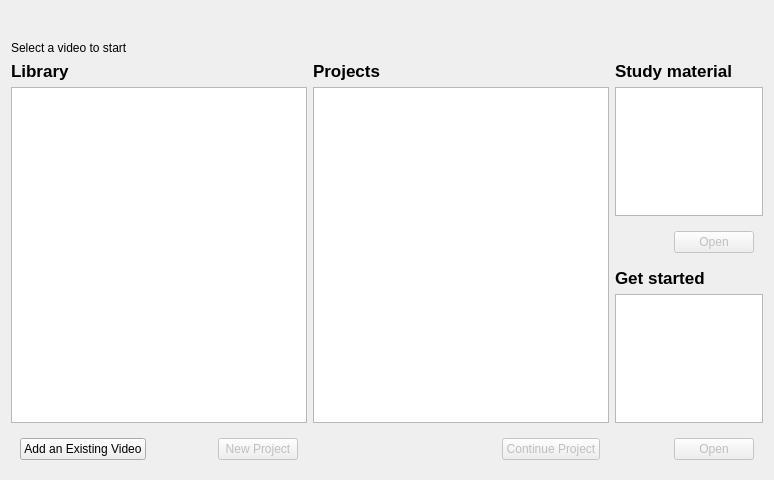
Qt form components/startpage/lib/startpage.ui (artm/WatchThatSound3) before a commit.
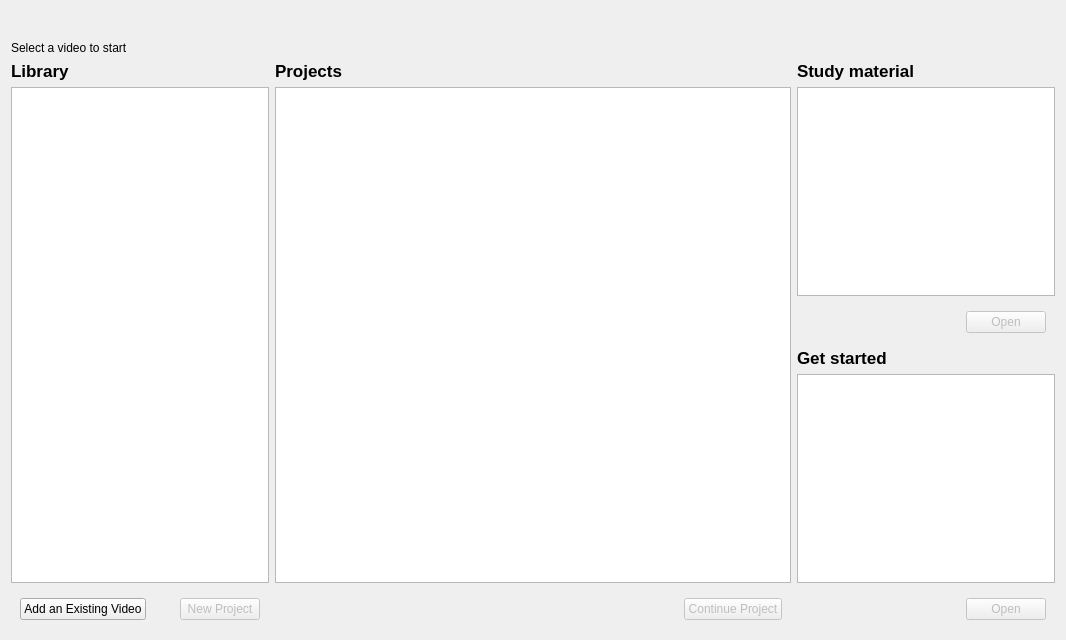
The same form after that commit.

Diff of the .ui file:
```diff
--- a/components/startpage/lib/startpage.ui
+++ b/components/startpage/lib/startpage.ui
@@ -6,8 +6,8 @@
    <rect>
     <x>0</x>
     <y>0</y>
-    <width>774</width>
-    <height>480</height>
+    <width>1066</width>
+    <height>640</height>
    </rect>
   </property>
   <property name="windowTitle">
@@ -55,8 +55,8 @@
       <item>
        <widget class="QWidget" name="widget_8" native="true">
         <property name="sizePolicy">
-         <sizepolicy hsizetype="Preferred" vsizetype="Preferred">
-          <horstretch>2</horstretch>
+         <sizepolicy hsizetype="Expanding" vsizetype="Preferred">
+          <horstretch>1</horstretch>
           <verstretch>0</verstretch>
          </sizepolicy>
         </property>
@@ -89,6 +89,15 @@
            <property name="horizontalScrollBarPolicy">
             <enum>Qt::ScrollBarAsNeeded</enum>
            </property>
+           <property name="iconSize">
+            <size>
+             <width>128</width>
+             <height>128</height>
+            </size>
+           </property>
+           <property name="movement">
+            <enum>QListView::Static</enum>
+           </property>
            <property name="flow">
             <enum>QListView::LeftToRight</enum>
            </property>
@@ -96,11 +105,17 @@
             <bool>true</bool>
            </property>
            <property name="layoutMode">
-            <enum>QListView::Batched</enum>
+            <enum>QListView::SinglePass</enum>
+           </property>
+           <property name="spacing">
+            <number>5</number>
            </property>
            <property name="viewMode">
             <enum>QListView::IconMode</enum>
            </property>
+           <property name="wordWrap">
+            <bool>true</bool>
+           </property>
           </widget>
          </item>
          <item>
@@ -145,11 +160,17 @@
       <item>
        <widget class="QWidget" name="widget_3" native="true">
         <property name="sizePolicy">
-         <sizepolicy hsizetype="Preferred" vsizetype="Preferred">
+         <sizepolicy hsizetype="Expanding" vsizetype="Preferred">
           <horstretch>2</horstretch>
           <verstretch>0</verstretch>
          </sizepolicy>
         </property>
+        <property name="minimumSize">
+         <size>
+          <width>400</width>
+          <height>0</height>
+         </size>
+        </property>
         <layout class="QVBoxLayout" name="verticalLayout_3">
          <property name="margin">
           <number>0</number>
@@ -179,6 +200,15 @@
            <property name="horizontalScrollBarPolicy">
             <enum>Qt::ScrollBarAsNeeded</enum>
            </property>
+           <property name="iconSize">
+            <size>
+             <width>128</width>
+             <height>128</height>
+            </size>
+           </property>
+           <property name="movement">
+            <enum>QListView::Static</enum>
+           </property>
            <property name="flow">
             <enum>QListView::LeftToRight</enum>
            </property>
@@ -186,11 +216,17 @@
             <bool>true</bool>
            </property>
            <property name="layoutMode">
-            <enum>QListView::Batched</enum>
+            <enum>QListView::SinglePass</enum>
+           </property>
+           <property name="spacing">
+            <number>5</number>
            </property>
            <property name="viewMode">
             <enum>QListView::IconMode</enum>
            </property>
+           <property name="wordWrap">
+            <bool>true</bool>
+           </property>
           </widget>
          </item>
          <item>
@@ -228,11 +264,17 @@
       <item>
        <widget class="QWidget" name="widget_5" native="true">
         <property name="sizePolicy">
-         <sizepolicy hsizetype="Preferred" vsizetype="Preferred">
+         <sizepolicy hsizetype="Expanding" vsizetype="Preferred">
           <horstretch>1</horstretch>
           <verstretch>0</verstretch>
          </sizepolicy>
         </property>
+        <property name="minimumSize">
+         <size>
+          <width>200</width>
+          <height>0</height>
+         </size>
+        </property>
         <layout class="QVBoxLayout" name="verticalLayout_4">
          <property name="margin">
           <number>0</number>
@@ -259,6 +301,15 @@
            <property name="horizontalScrollBarPolicy">
             <enum>Qt::ScrollBarAsNeeded</enum>
            </property>
+           <property name="iconSize">
+            <size>
+             <width>128</width>
+             <height>128</height>
+            </size>
+           </property>
+           <property name="movement">
+            <enum>QListView::Static</enum>
+           </property>
            <property name="flow">
             <enum>QListView::LeftToRight</enum>
            </property>
@@ -266,15 +317,27 @@
             <bool>true</bool>
            </property>
            <property name="layoutMode">
-            <enum>QListView::Batched</enum>
+            <enum>QListView::SinglePass</enum>
+           </property>
+           <property name="spacing">
+            <number>5</number>
            </property>
            <property name="viewMode">
             <enum>QListView::IconMode</enum>
            </property>
+           <property name="wordWrap">
+            <bool>true</bool>
+           </property>
           </widget>
          </item>
          <item>
           <widget class="QWidget" name="widget_6" native="true">
+           <property name="minimumSize">
+            <size>
+             <width>0</width>
+             <height>0</height>
+            </size>
+           </property>
            <layout class="QHBoxLayout" name="horizontalLayout_3">
             <item>
              <spacer name="horizontalSpacer_2">
@@ -324,6 +387,15 @@
            <property name="horizontalScrollBarPolicy">
             <enum>Qt::ScrollBarAsNeeded</enum>
            </property>
+           <property name="iconSize">
+            <size>
+             <width>128</width>
+             <height>128</height>
+            </size>
+           </property>
+           <property name="movement">
+            <enum>QListView::Static</enum>
+           </property>
            <property name="flow">
             <enum>QListView::LeftToRight</enum>
            </property>
@@ -331,11 +403,17 @@
             <bool>true</bool>
            </property>
            <property name="layoutMode">
-            <enum>QListView::Batched</enum>
+            <enum>QListView::SinglePass</enum>
+           </property>
+           <property name="spacing">
+            <number>5</number>
            </property>
            <property name="viewMode">
             <enum>QListView::IconMode</enum>
            </property>
+           <property name="wordWrap">
+            <bool>true</bool>
+           </property>
           </widget>
          </item>
          <item>
```
Left out of the diff: 12 changed lines with no effect on the pictures.
